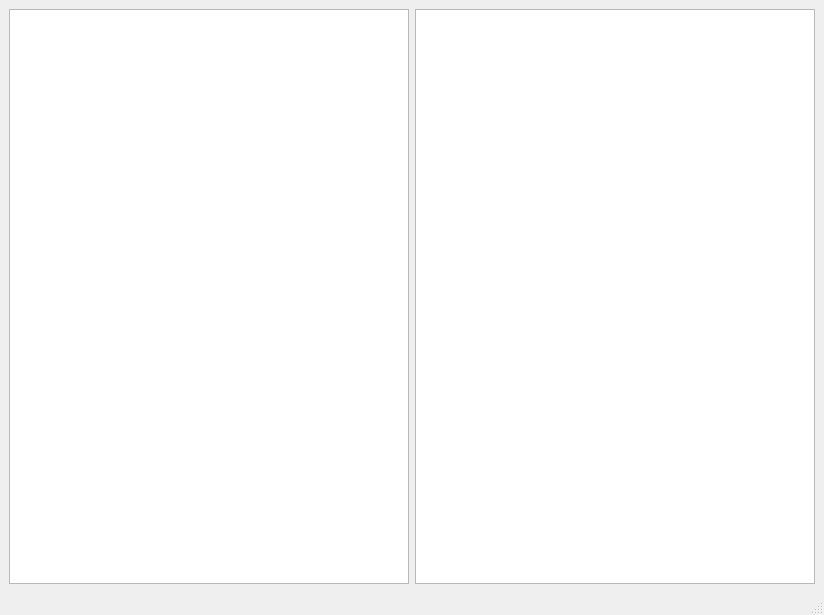
Qt form Linpop/historywindow.ui (BAKFR/linpop) before a commit.
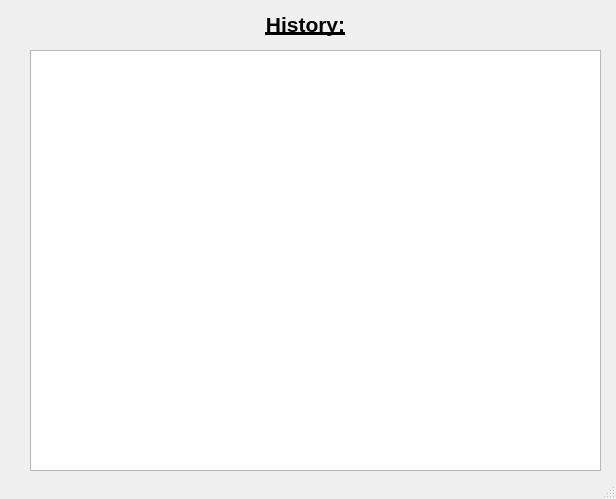
The same form after that commit.

Commit message: historywindpow come back

The edit to the form file:
```diff
--- a/Linpop/historywindow.ui
+++ b/Linpop/historywindow.ui
@@ -6,49 +6,39 @@
    <rect>
     <x>0</x>
     <y>0</y>
-    <width>824</width>
-    <height>615</height>
+    <width>616</width>
+    <height>499</height>
    </rect>
   </property>
   <property name="windowTitle">
    <string>MainWindow</string>
   </property>
   <widget class="QWidget" name="centralwidget">
-   <layout class="QHBoxLayout" name="horizontalLayout">
-    <item>
-     <layout class="QHBoxLayout" name="horizontalLayout_6">
-      <item>
-       <layout class="QVBoxLayout" name="verticalLayout_3">
-        <property name="leftMargin">
-         <number>0</number>
-        </property>
-        <item>
-         <widget class="QListView" name="listView"/>
-        </item>
-       </layout>
-      </item>
-      <item>
-       <layout class="QVBoxLayout" name="verticalLayout_4">
-        <item>
-         <widget class="QListView" name="listView_2"/>
-        </item>
-       </layout>
-      </item>
-     </layout>
-    </item>
-   </layout>
+   <widget class="QTextEdit" name="textHistory">
+    <property name="geometry">
+     <rect>
+      <x>30</x>
+      <y>50</y>
+      <width>571</width>
+      <height>421</height>
+     </rect>
+    </property>
+   </widget>
+   <widget class="QLabel" name="label">
+    <property name="geometry">
+     <rect>
+      <x>10</x>
+      <y>9</y>
+      <width>591</width>
+      <height>31</height>
+     </rect>
+    </property>
+    <property name="text">
+     <string>&lt;html&gt;&lt;head/&gt;&lt;body&gt;&lt;p align=&quot;center&quot;&gt;&lt;span style=&quot; font-size:16pt; font-weight:600; text-decoration: underline;&quot;&gt;History:&lt;/span&gt;&lt;/p&gt;&lt;/body&gt;&lt;/html&gt;</string>
+    </property>
+   </widget>
   </widget>
-  <widget class="QMenuBar" name="menubar">
-   <property name="geometry">
-    <rect>
-     <x>0</x>
-     <y>0</y>
-     <width>824</width>
-     <height>21</height>
-    </rect>
-   </property>
-  </widget>
-  <widget class="QStatusBar" name="statusbar"/>
+  <widget class="QStatusBar" name="statusBar"/>
  </widget>
  <resources/>
  <connections/>
```
